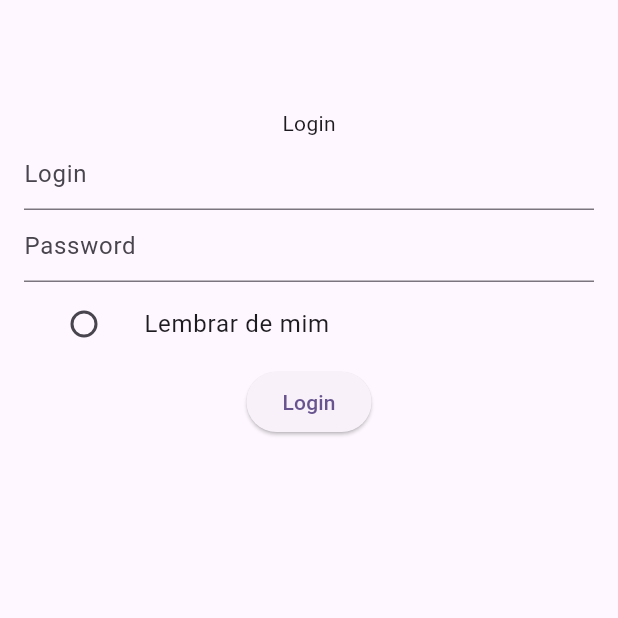
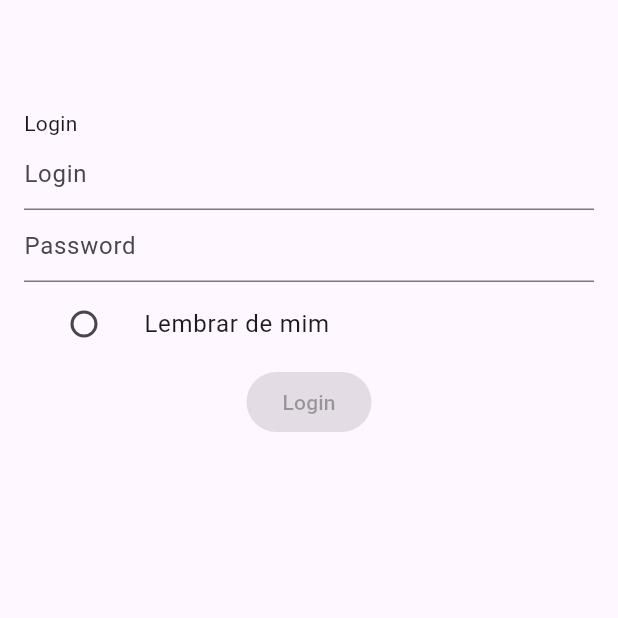
Before and after one commit to HenriqueHartmann/flutter-auto-login, a Flutter app: the screen it shows after launch, on a phone screen of 412 x 824 dp, the top half of it. Run offline on Flutter 3.47's test engine with Material 2 defaults, Android fonts, the phone set to English and light mode, and no system bars; our stand-ins replace flutter_bloc, flutter_dotenv, get_it, logger.

Commit message:
Apply Cubit in login_main

```diff
--- a/lib/src/features/login/presentation/login_main.dart
+++ b/lib/src/features/login/presentation/login_main.dart
@@ -1,4 +1,8 @@
+import 'package:auto_login_app/src/features/login/domain/di/login_di.dart';
+import 'package:auto_login_app/src/features/login/presentation/cubit/login_cubit.dart';
+import 'package:auto_login_app/src/features/login/presentation/cubit/login_state.dart';
 import 'package:flutter/material.dart';
+import 'package:flutter_bloc/flutter_bloc.dart';
 
 class LoginMain extends StatefulWidget {
   const LoginMain({super.key});
@@ -8,16 +12,15 @@ class LoginMain extends StatefulWidget {
 }
 
 class _LoginMainState extends State<LoginMain> {
-  final loginEC = TextEditingController();
-  final passwordEC = TextEditingController();
+  late LoginCubit pageBloc;
+
   bool rememberMe = false;
 
   @override
-  void dispose() {
-    loginEC.dispose();
-    passwordEC.dispose();
+  void initState() {
+    pageBloc = LoginDI().getCubitInstance();
 
-    super.dispose();
+    super.initState();
   }
 
   @override
@@ -27,36 +30,35 @@ class _LoginMainState extends State<LoginMain> {
         elevation: 0,
         backgroundColor: Colors.transparent,
       ),
-      body: Padding(
-        padding: const EdgeInsets.all(16.0),
-        child: Form(
+      body: BlocListener<LoginCubit, LoginState>(
+        bloc: pageBloc,
+        listener: (context, state) {
+          if (state.status == LoginStatus.failure) {
+            ScaffoldMessenger.of(context)
+              ..hideCurrentSnackBar()
+              ..showSnackBar(
+                const SnackBar(content: Text('Authentication Failure')),
+              );
+          } else if (state.status == LoginStatus.success) {
+            Navigator.of(context)
+                .pushNamed('/dashboard')
+                .whenComplete(() => pageBloc.changeToInitState());
+          }
+        },
+        child: Padding(
+          padding: const EdgeInsets.all(16.0),
           child: Column(
             children: [
-              const Text('Login'),
-              TextFormField(
-                controller: loginEC,
-                decoration: InputDecoration(hintText: 'Login'),
+              const Row(
+                mainAxisAlignment: MainAxisAlignment.start,
+                children: [
+                  Text('Login'),
+                ],
               ),
-              TextFormField(
-                controller: passwordEC,
-                decoration: InputDecoration(hintText: 'Password'),
-              ),
-              ListTile(
-                title: const Text('Lembrar de mim'),
-                leading: Radio<bool>(
-                  value: !rememberMe,
-                  groupValue: rememberMe,
-                  onChanged: (value) {
-                    setState(() {
-                      rememberMe = value!;
-                    });
-                  },
-                ),
-              ),
-              ElevatedButton(
-                onPressed: () {},
-                child: const Text('Login'),
-              )
+              _LoginInput(pageBloc: pageBloc),
+              _PasswordInput(pageBloc: pageBloc),
+              _RememberMeInput(pageBloc: pageBloc),
+              _LoginButton(pageBloc: pageBloc),
             ],
           ),
         ),
@@ -64,3 +66,113 @@ class _LoginMainState extends State<LoginMain> {
     );
   }
 }
+
+class _LoginInput extends StatelessWidget {
+  final LoginCubit pageBloc;
+
+  const _LoginInput({required this.pageBloc});
+
+  @override
+  Widget build(BuildContext context) {
+    return BlocBuilder<LoginCubit, LoginState>(
+      bloc: pageBloc,
+      buildWhen: (previous, current) => previous.login != current.login,
+      builder: (context, state) {
+        return TextField(
+          key: const Key('loginForm_loginInput_textField'),
+          onChanged: (login) {
+            pageBloc.onLoginChanged(login);
+          },
+          decoration: InputDecoration(
+            hintText: 'Login',
+            errorText:
+                state.login.displayError == true ? 'Invalid login' : null,
+          ),
+        );
+      },
+    );
+  }
+}
+
+class _PasswordInput extends StatelessWidget {
+  final LoginCubit pageBloc;
+
+  const _PasswordInput({required this.pageBloc});
+
+  @override
+  Widget build(BuildContext context) {
+    return BlocBuilder<LoginCubit, LoginState>(
+      bloc: pageBloc,
+      buildWhen: (previous, current) => previous.password != current.password,
+      builder: (context, state) {
+        return TextField(
+          key: const Key('loginForm_passwordInput_textField'),
+          onChanged: (password) {
+            pageBloc.onPasswordChanged(password);
+          },
+          obscureText: true,
+          decoration: InputDecoration(
+            hintText: 'Password',
+            errorText:
+                state.password.displayError == true ? 'Invalid password' : null,
+          ),
+        );
+      },
+    );
+  }
+}
+
+class _RememberMeInput extends StatelessWidget {
+  final LoginCubit pageBloc;
+
+  const _RememberMeInput({required this.pageBloc});
+
+  @override
+  Widget build(BuildContext context) {
+    return BlocBuilder<LoginCubit, LoginState>(
+      bloc: pageBloc,
+      buildWhen: (previous, current) =>
+          previous.rememberMe != current.rememberMe,
+      builder: (context, state) {
+        return ListTile(
+          key: const Key('loginForm_rememberMeInput_radioButton'),
+          title: const Text('Lembrar de mim'),
+          leading: Radio<bool>(
+            toggleable: true,
+            value: true,
+            groupValue: state.rememberMe,
+            onChanged: (bool? value) {
+              pageBloc.onRememberMeChanged(value ?? false);
+            },
+          ),
+        );
+      },
+    );
+  }
+}
+
+class _LoginButton extends StatelessWidget {
+  final LoginCubit pageBloc;
+
+  const _LoginButton({required this.pageBloc});
+
+  @override
+  Widget build(BuildContext context) {
+    return BlocBuilder<LoginCubit, LoginState>(
+      bloc: pageBloc,
+      builder: (context, state) {
+        return state.status == LoginStatus.loading
+            ? const CircularProgressIndicator()
+            : ElevatedButton(
+                // key: const Key('loginForm_continue_raisedButton'),
+                onPressed: state.isValid
+                    ? () {
+                        pageBloc.authenticateUser();
+                      }
+                    : null,
+                child: const Text('Login'),
+              );
+      },
+    );
+  }
+}
```
